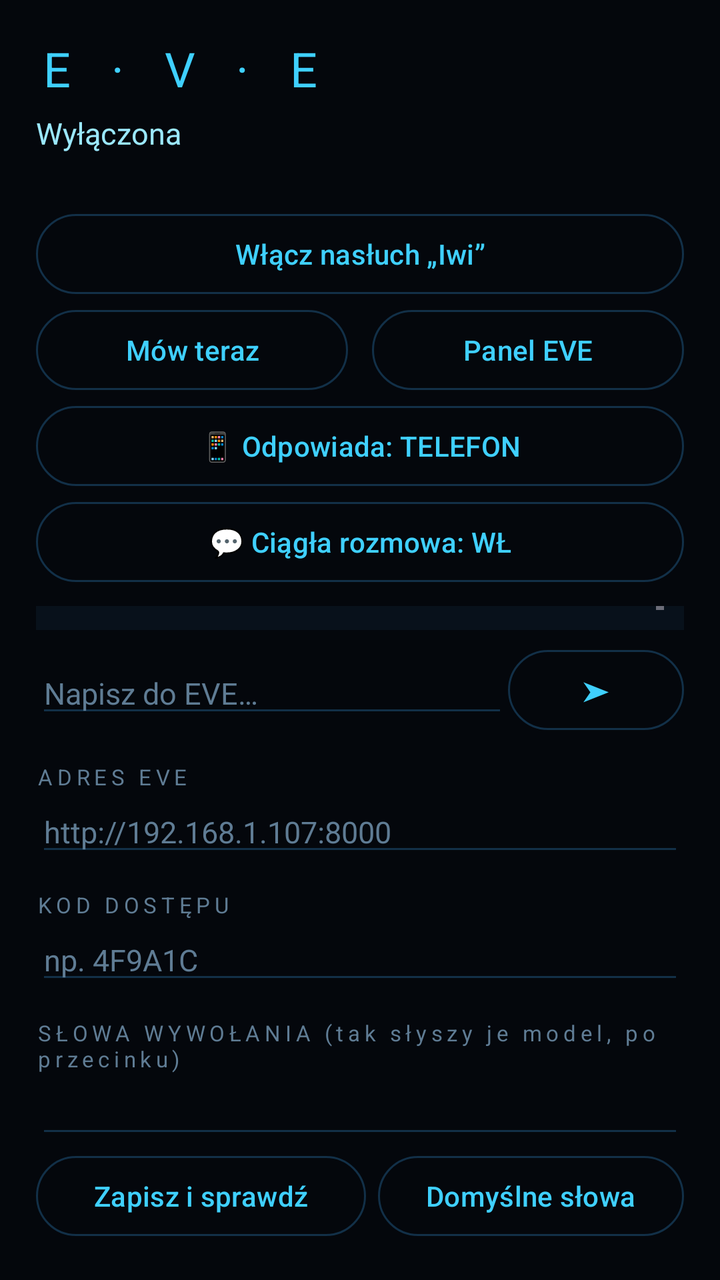
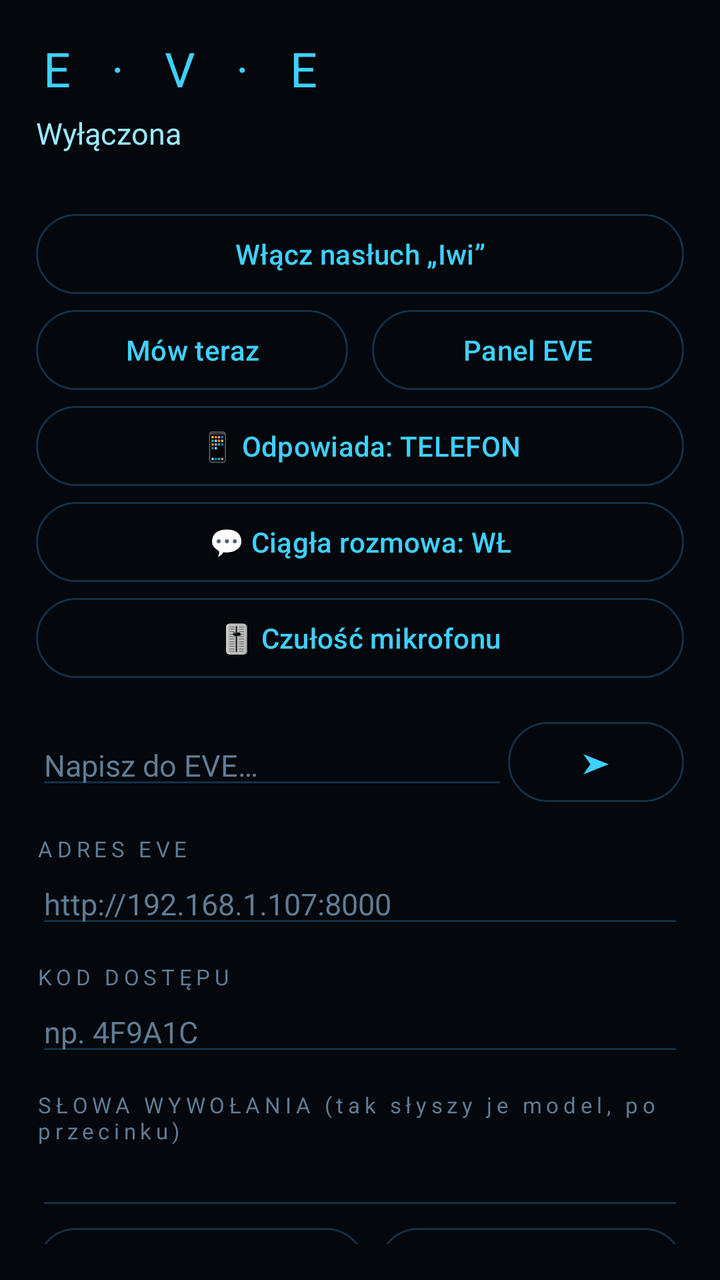

Two renders of the same Android screen: before a commit and after it. Below are the layout's source before the change and the commit's diff.
<!-- AndroidManifest.xml: application theme Theme.EVE -->
<!-- res/layout/activity_main.xml -->
<?xml version="1.0" encoding="utf-8"?>
<LinearLayout xmlns:android="http://schemas.android.com/apk/res/android"
    android:layout_width="match_parent"
    android:layout_height="match_parent"
    android:orientation="vertical"
    android:padding="18dp"
    android:fitsSystemWindows="true"
    android:background="@color/bg">

    <LinearLayout android:layout_width="match_parent" android:layout_height="wrap_content"
        android:orientation="horizontal" android:gravity="center_vertical">
        <TextView android:layout_width="0dp" android:layout_weight="1" android:layout_height="wrap_content"
            android:text="E · V · E" android:textColor="@color/cyan" android:textSize="24sp" android:letterSpacing="0.3" />
        <TextView android:id="@+id/version" android:layout_width="wrap_content" android:layout_height="wrap_content"
            android:textColor="@color/dim" android:textSize="11sp" />
    </LinearLayout>

    <TextView android:id="@+id/status" android:layout_width="match_parent" android:layout_height="wrap_content"
        android:layout_marginTop="6dp" android:textColor="@color/cyan2" android:textSize="15sp" android:text="Wyłączona" />
    <TextView android:id="@+id/live" android:layout_width="match_parent" android:layout_height="wrap_content"
        android:textColor="@color/dim" android:textSize="12sp" android:minLines="1" android:maxLines="2" />

    <Button android:id="@+id/toggle" style="@style/EveButton" android:layout_width="match_parent"
        android:layout_height="wrap_content" android:layout_marginTop="10dp" android:text="Włącz nasłuch „Iwi”" />
    <LinearLayout android:layout_width="match_parent" android:layout_height="wrap_content" android:orientation="horizontal">
        <Button android:id="@+id/talk" style="@style/EveButton" android:layout_width="0dp" android:layout_weight="1"
            android:layout_height="wrap_content" android:layout_marginEnd="6dp" android:text="Mów teraz" />
        <Button android:id="@+id/panel" style="@style/EveButton" android:layout_width="0dp" android:layout_weight="1"
            android:layout_height="wrap_content" android:layout_marginStart="6dp" android:text="Panel EVE" />
    </LinearLayout>

    <Button android:id="@+id/speakOn" style="@style/EveButton" android:layout_width="match_parent"
        android:layout_height="wrap_content" android:text="📱 Odpowiada: TELEFON" />

    <Button android:id="@+id/conversation" style="@style/EveButton" android:layout_width="match_parent"
        android:layout_height="wrap_content" android:text="💬 Ciągła rozmowa: WŁ" />

    <ScrollView android:layout_width="match_parent" android:layout_height="0dp" android:layout_weight="1"
        android:layout_marginTop="8dp" android:background="@color/panel" android:padding="10dp">
        <TextView android:id="@+id/log" android:layout_width="match_parent" android:layout_height="wrap_content"
            android:textColor="@color/text" android:textSize="13sp" android:lineSpacingExtra="3dp" />
    </ScrollView>

    <LinearLayout android:layout_width="match_parent" android:layout_height="wrap_content" android:orientation="horizontal"
        android:gravity="center_vertical" android:layout_marginTop="6dp">
        <EditText android:id="@+id/input" style="@style/EveField" android:layout_width="0dp" android:layout_weight="1"
            android:hint="Napisz do EVE…" android:imeOptions="actionSend" />
        <Button android:id="@+id/send" style="@style/EveButton" android:layout_width="wrap_content"
            android:layout_height="wrap_content" android:text="➤" />
    </LinearLayout>

    <TextView style="@style/EveLabel" android:text="ADRES EVE" />
    <EditText android:id="@+id/server" style="@style/EveField" android:inputType="textUri"
        android:hint="http://192.168.1.107:8000" />
    <TextView style="@style/EveLabel" android:text="KOD DOSTĘPU" />
    <EditText android:id="@+id/token" style="@style/EveField" android:inputType="textCapCharacters" android:hint="np. 4F9A1C" />
    <TextView style="@style/EveLabel" android:text="SŁOWA WYWOŁANIA (tak słyszy je model, po przecinku)" />
    <EditText android:id="@+id/wake" style="@style/EveField" />
    <LinearLayout android:layout_width="match_parent" android:layout_height="wrap_content" android:orientation="horizontal">
        <Button android:id="@+id/save" style="@style/EveButton" android:layout_width="0dp" android:layout_weight="1"
            android:layout_height="wrap_content" android:layout_marginEnd="6dp" android:text="Zapisz i sprawdź" />
        <Button android:id="@+id/resetWake" style="@style/EveButton" android:layout_width="wrap_content"
            android:layout_height="wrap_content" android:text="Domyślne słowa" />
    </LinearLayout>
</LinearLayout>
<!-- resources referenced by this layout -->
<resources>
  <color name="bg">#04070C</color>
  <color name="cyan">#3FD0FF</color>
  <color name="cyan2">#9BE8FF</color>
  <color name="dim">#5F7C94</color>
  <color name="panel">#08111B</color>
  <color name="text">#D6E8F5</color>
  <style name="EveButton" parent="Widget.Material3.Button.OutlinedButton">
          <item name="android:textColor">@color/cyan</item>
          <item name="strokeColor">@color/line</item>
      </style>
  <style name="EveField">
          <item name="android:layout_width">match_parent</item>
          <item name="android:layout_height">wrap_content</item>
          <item name="android:textColor">@color/text</item>
          <item name="android:textColorHint">@color/dim</item>
          <item name="android:backgroundTint">@color/line</item>
          <item name="android:textSize">15sp</item>
          <item name="android:singleLine">true</item>
      </style>
  <style name="EveLabel">
          <item name="android:layout_width">wrap_content</item>
          <item name="android:layout_height">wrap_content</item>
          <item name="android:textColor">@color/dim</item>
          <item name="android:textSize">11sp</item>
          <item name="android:letterSpacing">0.2</item>
          <item name="android:layout_marginTop">12dp</item>
      </style>
  <style name="Theme.EVE" parent="Theme.Material3.Dark.NoActionBar">
          <item name="colorPrimary">@color/cyan</item>
          <item name="android:windowBackground">@color/bg</item>
          <item name="android:statusBarColor">@color/bg</item>
          <item name="android:navigationBarColor">@color/bg</item>
      </style>
  <color name="line">#123048</color>
</resources>

<!-- the commit's change to res/layout/activity_main.xml (unified diff, before → after) -->
@@ -35,6 +35,9 @@
     <Button android:id="@+id/conversation" style="@style/EveButton" android:layout_width="match_parent"
         android:layout_height="wrap_content" android:text="💬 Ciągła rozmowa: WŁ" />
 
+    <Button android:id="@+id/micGain" style="@style/EveButton" android:layout_width="match_parent"
+        android:layout_height="wrap_content" android:text="🎚 Czułość mikrofonu" />
+
     <ScrollView android:layout_width="match_parent" android:layout_height="0dp" android:layout_weight="1"
         android:layout_marginTop="8dp" android:background="@color/panel" android:padding="10dp">
         <TextView android:id="@+id/log" android:layout_width="match_parent" android:layout_height="wrap_content"
